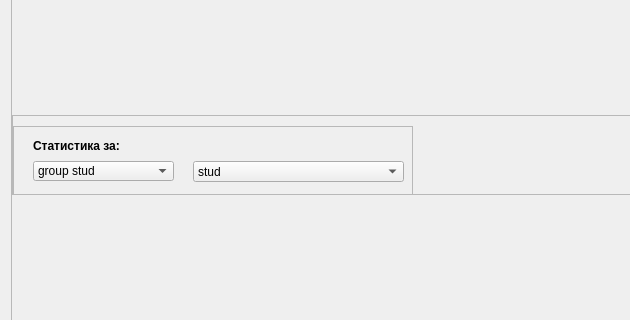
The window that src/statisticsForms/studentstatistics.ui (MikeostCorp/Gradify) describes before a commit, drawn with Qt 5; both pictures show x 0 to 630 and y 95 to 415 of the 800 by 500 pixel window.
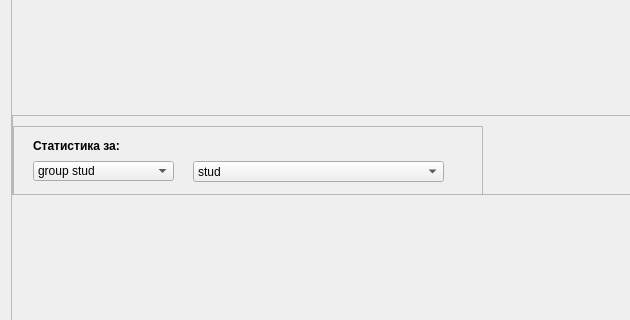
The same window after the commit.

Commit message: fix month name in chart

Diff of the .ui file:
```diff
--- a/src/statisticsForms/studentstatistics.ui
+++ b/src/statisticsForms/studentstatistics.ui
@@ -99,14 +99,14 @@
           <widget class="QFrame" name="leftUpFrame">
            <property name="minimumSize">
             <size>
-             <width>400</width>
+             <width>470</width>
              <height>80</height>
             </size>
            </property>
            <property name="maximumSize">
             <size>
-             <width>370</width>
-             <height>16777215</height>
+             <width>470</width>
+             <height>80</height>
             </size>
            </property>
            <property name="frameShape">
@@ -120,7 +120,7 @@
              <rect>
               <x>180</x>
               <y>35</y>
-              <width>211</width>
+              <width>251</width>
               <height>21</height>
              </rect>
             </property>
```
The commit also changes 1 other file.
